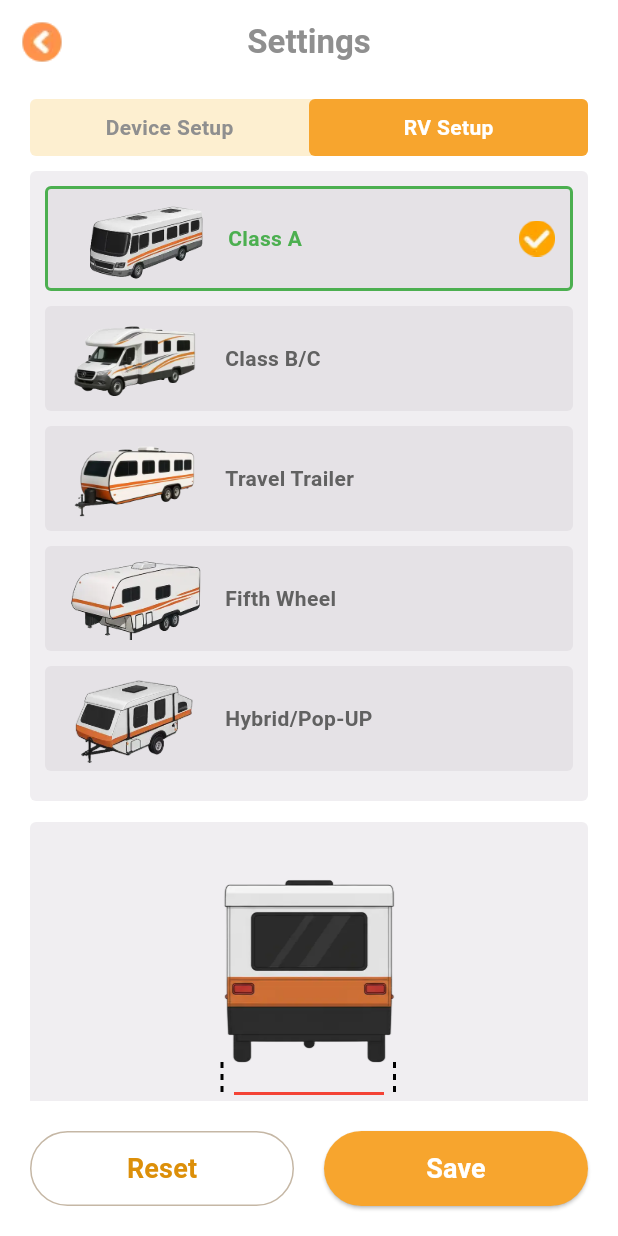
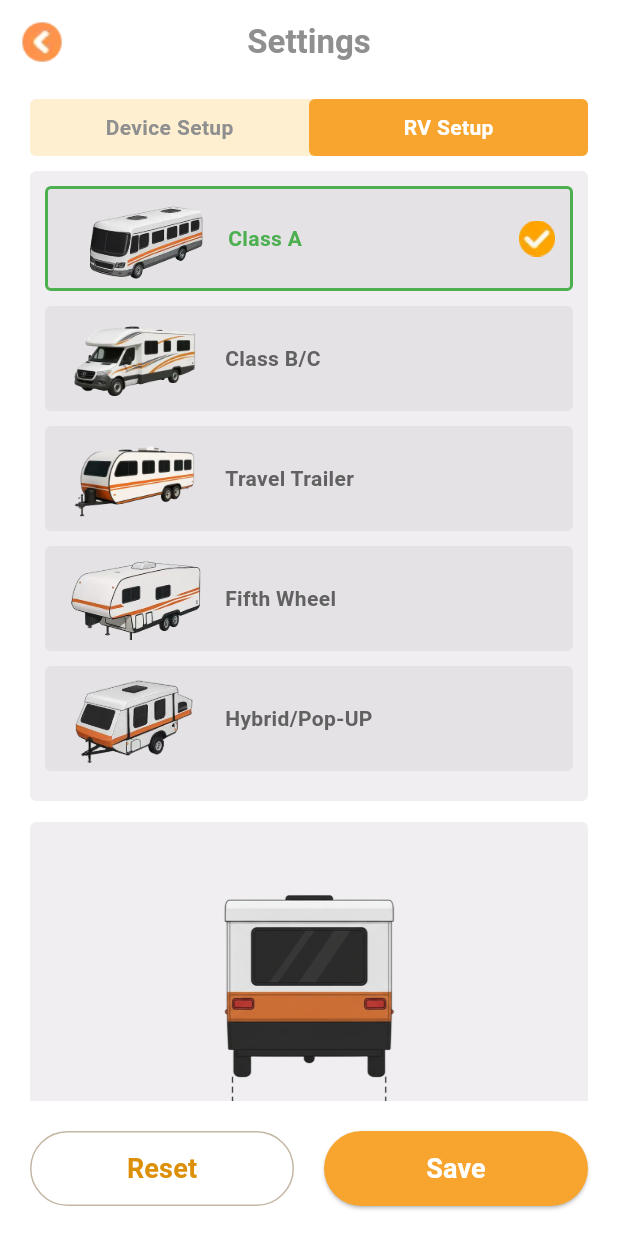
Before and after one commit to dhs964057117/gyrosApp, a Flutter app: the SettingsScreen screen opened directly, after a tap on "RV Setup", on a phone screen of 412 x 824 dp. Run offline on Flutter 3.47's test engine with Material 3 defaults, Android fonts, the phone set to English and light mode, and no system bars; our stand-ins replace flutter_blue_plus, permission_handler, shared_preferences; missing offline and left inert: page_flip, torch_light; accounts and stored records are empty; Roboto replaces fonts that are missing (Arial).

Commit message:
fix:修改示意图片，加参考线

```diff
--- a/lib/screens/settings_screen.dart
+++ b/lib/screens/settings_screen.dart
@@ -405,48 +405,7 @@ class _SettingsScreenState extends State<SettingsScreen> {
             title: 'Trailer Width',
             child: Column(
               children: [
-                SizedBox(
-                  height: 190,
-                  child: Stack(
-                    clipBehavior: Clip.none,
-                    children: [
-                      Positioned(
-                        top: -10,
-                        left: 0,
-                        right: 0,
-                        child: Image.asset('assets/images/car4w.webp', height: 190),
-                      ),
-                      Positioned(
-                        top: 170,
-                        left: 0,
-                        right: 0,
-                        child: Center(
-                          child: Container(
-                            width: 100,
-                            height: 2,
-                            color: Colors.red,
-                          ),
-                        ),
-                      ),
-                      Positioned(
-                        top: 150,
-                        left: 118,
-                        child: CustomPaint(
-                          size: const Size(1, 20),
-                          painter: _DashedLinePainter(isLeft: true),
-                        ),
-                      ),
-                      Positioned(
-                        top: 150,
-                        right: 118,
-                        child: CustomPaint(
-                          size: const Size(1, 20),
-                          painter: _DashedLinePainter(isLeft: false),
-                        ),
-                      ),
-                    ],
-                  ),
-                ),
+                Image.asset('assets/images/car4w_guid.webp', height: 190),
                 const Text('Measure the width on the outside of each tire', style: TextStyle(fontSize: 16)),
                 const SizedBox(height: 10),
                 Row(
@@ -488,45 +447,7 @@ class _SettingsScreenState extends State<SettingsScreen> {
           title: 'Trailer Length',
           child: Column(
             children: [
-                SizedBox(
-                  height: 190,
-                  child: Stack(
-                    clipBehavior: Clip.none,
-                    children: [
-                      Positioned(
-                        top: -20,
-                        left: 0,
-                        right: 0,
-                        child: Image.asset('assets/images/car4h.webp', height: 190),
-                      ),
-                      Positioned(
-                        top: 180,
-                        left: 118,
-                        right: 46,
-                        child: Container(
-                          height: 2,
-                          color: Colors.red,
-                        ),
-                      ),
-                      Positioned(
-                        top: 140,
-                        left: 118,
-                        child: CustomPaint(
-                          size: const Size(1, 40),
-                          painter: _DashedLinePainter(isLeft: true),
-                        ),
-                      ),
-                      Positioned(
-                        top: 114,
-                        right: 46,
-                        child: CustomPaint(
-                          size: const Size(1, 66),
-                          painter: _DashedLinePainter(isLeft: false),
-                        ),
-                      ),
-                    ],
-                  ),
-                ),
+                Image.asset('assets/images/car4h_guid.webp', height: 190),
               const Text('Measure the distance from the center of the rear wheel to the jack point, or to the center pf the front wheel if it is a drivable RV', style: TextStyle(fontSize: 16)),
               const SizedBox(height: 10),
               Row(
@@ -714,28 +635,3 @@ class _CarModeRow extends StatelessWidget {
     );
   }
 }
-
-class _DashedLinePainter extends CustomPainter {
-  final bool isLeft;
-  _DashedLinePainter({required this.isLeft});
-
-  @override
-  void paint(Canvas canvas, Size size) {
-    final paint = Paint()
-      ..color = Colors.black
-      ..strokeWidth = 2
-      ..style = PaintingStyle.stroke;
-
-    final double dashLength = 4;
-    final double gapLength = 4;
-    final double height = size.height;
-
-    for (double y = 0; y < height; y += dashLength + gapLength) {
-      final double endY = (y + dashLength).clamp(0.0, height);
-      canvas.drawLine(Offset(0, y), Offset(0, endY), paint);
-    }
-  }
-
-  @override
-  bool shouldRepaint(covariant CustomPainter oldDelegate) => false;
-}
```
Also changed, not shown: assets/images/car4h_guid.webp (added), assets/images/car4w_guid.webp (added), lib/generated/assets.dart.
